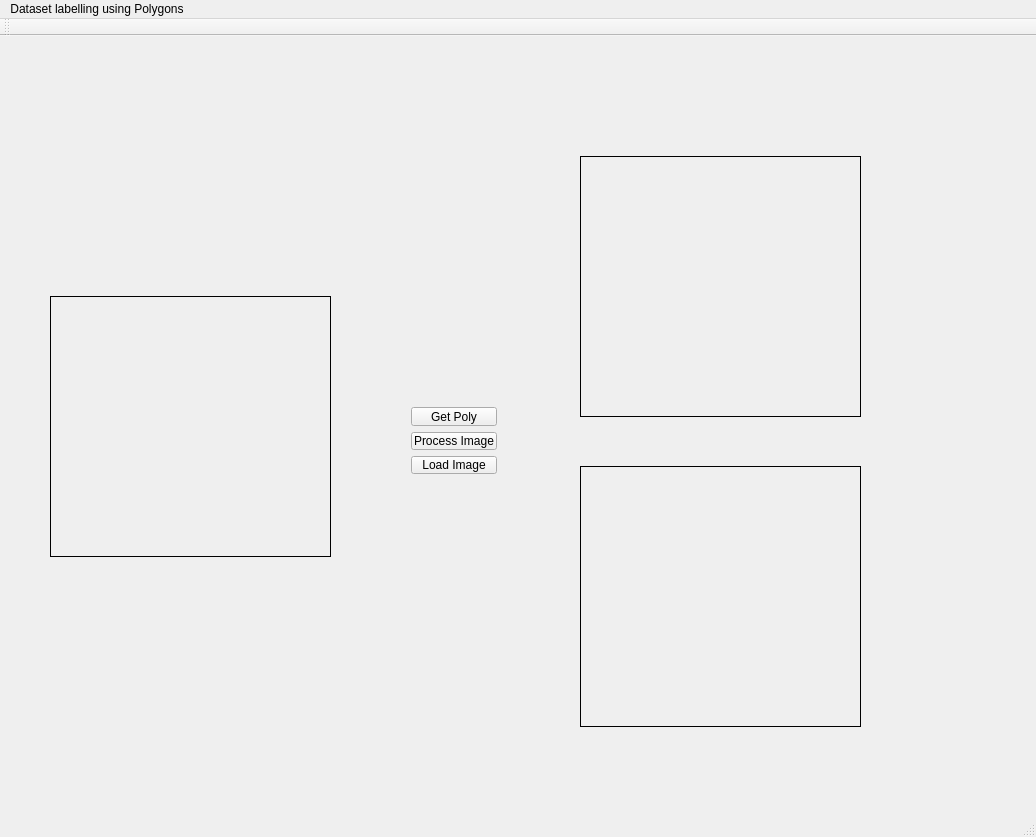
Qt form src/InteractiveGUI3.ui (abinjoabraham/DevPrnnppGUI) before a commit.
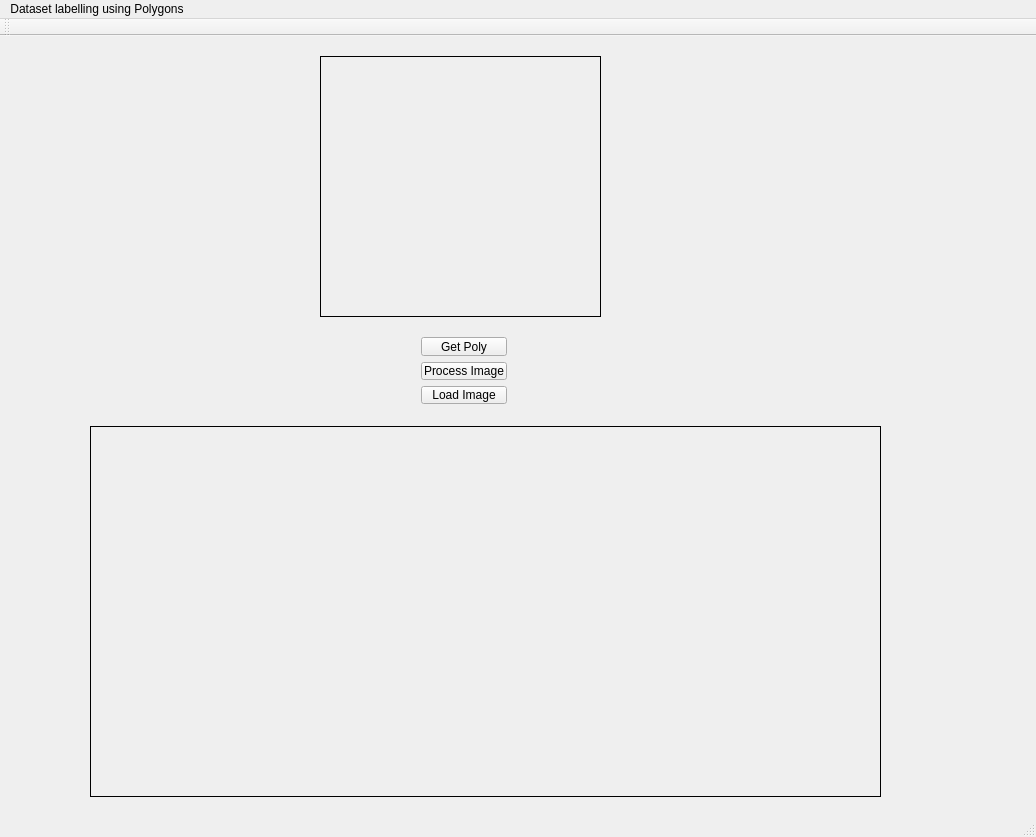
The same form after that commit.

```diff
--- a/src/InteractiveGUI3.ui
+++ b/src/InteractiveGUI3.ui
@@ -17,8 +17,8 @@
    <widget class="QLabel" name="imglabel">
     <property name="geometry">
      <rect>
-      <x>50</x>
-      <y>260</y>
+      <x>320</x>
+      <y>20</y>
       <width>281</width>
       <height>261</height>
      </rect>
@@ -33,10 +33,10 @@
    <widget class="QLabel" name="imglabel_2">
     <property name="geometry">
      <rect>
-      <x>580</x>
-      <y>120</y>
-      <width>281</width>
-      <height>261</height>
+      <x>90</x>
+      <y>390</y>
+      <width>791</width>
+      <height>371</height>
      </rect>
     </property>
     <property name="frameShape">
@@ -46,27 +46,11 @@
      <string/>
     </property>
    </widget>
-   <widget class="QLabel" name="imglabel_3">
+   <widget class="QWidget" name="layoutWidget">
     <property name="geometry">
      <rect>
-      <x>580</x>
-      <y>430</y>
-      <width>281</width>
-      <height>261</height>
-     </rect>
-    </property>
-    <property name="frameShape">
-     <enum>QFrame::Box</enum>
-    </property>
-    <property name="text">
-     <string/>
-    </property>
-   </widget>
-   <widget class="QWidget" name="">
-    <property name="geometry">
-     <rect>
-      <x>400</x>
-      <y>360</y>
+      <x>410</x>
+      <y>290</y>
       <width>108</width>
       <height>89</height>
      </rect>
```
